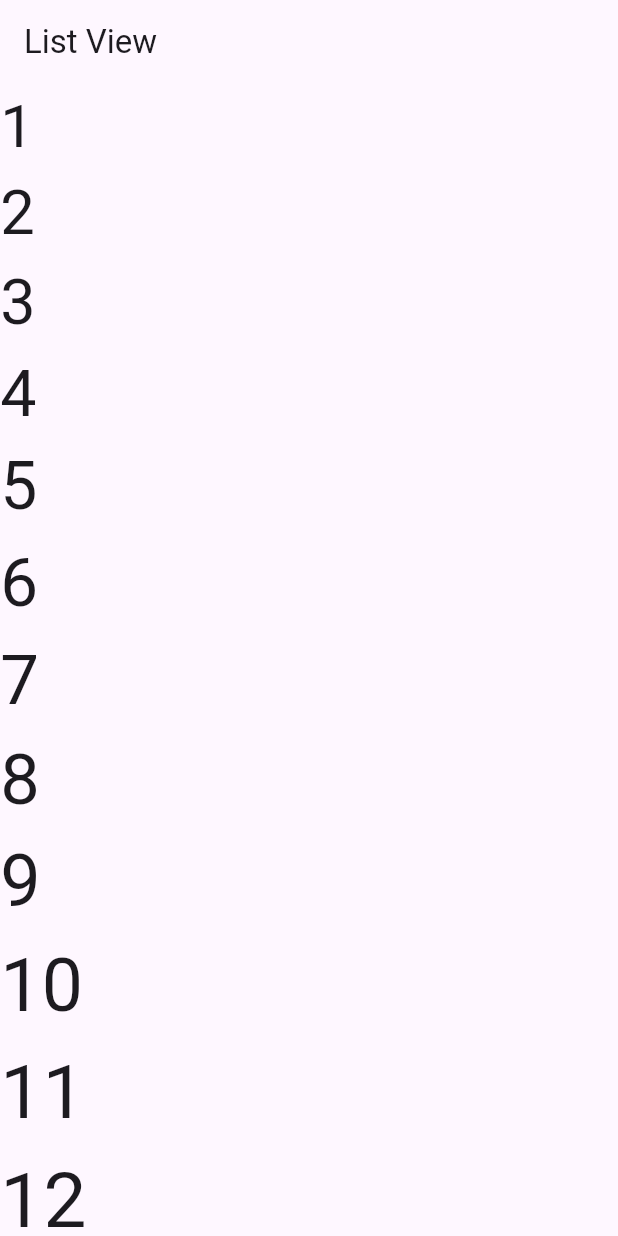
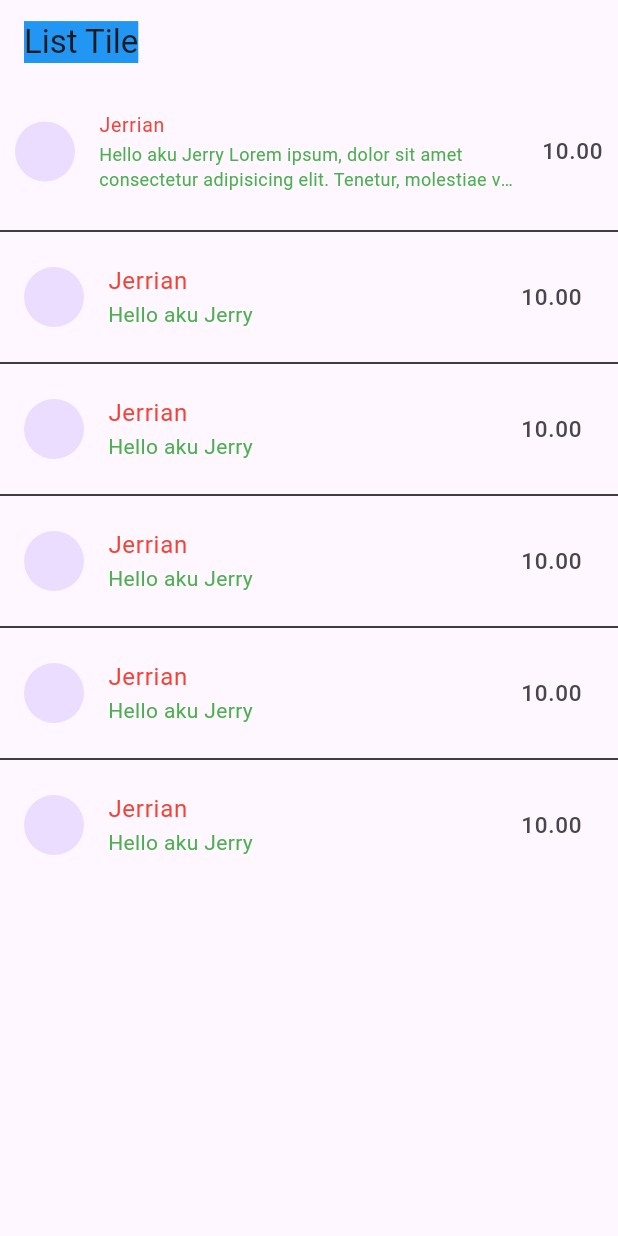
Before and after one commit to Jerrian30/flutterLearn, a Flutter app: the screen it shows after launch, on a phone screen of 412 x 824 dp. Run offline on Flutter 3.47's test engine with Material 3 defaults, Android fonts, the phone set to English and light mode, and no system bars; project files that could hold a hidden picture were left out.

Commit message:
Episode 8

```diff
--- a/lib/main.dart
+++ b/lib/main.dart
@@ -1,39 +1,166 @@
 import 'package:flutter/material.dart';
 
-void main(){
-  runApp( MyApp());
+main(){
+  runApp(const MyApp());
 }
 
 class MyApp extends StatelessWidget {
-  MyApp({super.key});
-  final List<Color>myColor = [
-    Colors.red,
-    Colors.green,
-    Colors.blue,
-    Colors.amber];
-
-final List<Widget> myList = List.generate
-(100,
-(index) => Text(
-    "${index+1}",
-    style: TextStyle(
-      fontSize: 40 + double.parse(index.toString()) ),
-    )
-  );
+  const MyApp({super.key});
 
   @override
   Widget build(BuildContext context) {
-
     return MaterialApp(
       home: Scaffold(
         appBar: AppBar(
-          title: const Text('List View'),
+          title: const Text("List Tile",
+          style: TextStyle(
+            backgroundColor: Colors.blue
+          ),
+          ),
         ),
         body: ListView(
-          children: myList,
-          // scrollDirection: Axis.horizontal,
+           children: const [
+            ListTile(
+              contentPadding: EdgeInsets.symmetric(
+                vertical: 10,
+                horizontal: 10
+              ),
+              title: Text("Jerrian",
+                style: TextStyle(
+                  color: Colors.red
+                )
+              ),
+              subtitle: Text("Hello aku Jerry Lorem ipsum, dolor sit amet consectetur adipisicing elit. Tenetur, molestiae veritatis voluptates a est iusto exercitationem labore reiciendis quos! Maxime quasi illo dicta. Nostrum optio pariatur praesentium, tempore et magni.",
+                maxLines: 2,
+                overflow: TextOverflow.ellipsis,
+                style: TextStyle(
+                  color: Colors.green
+                ),
+              ),
+              leading: CircleAvatar(),
+              trailing: Text("10.00",
+                style: TextStyle(
+                  fontSize: 15
+                ),
+              ),
+              // tileColor: Color.fromARGB(255, 216, 230, 95),
+              dense: true,
+
+
+            ),
+            Divider(
+              color: Colors.black,
+            ),
+            ListTile(
+              title: Text("Jerrian",
+                style: TextStyle(
+                  color: Colors.red
+                )
+              ),
+              subtitle: Text("Hello aku Jerry",
+                style: TextStyle(
+                  color: Colors.green
+                ),
+              ),
+              leading: CircleAvatar(),
+              trailing: Text("10.00",
+                style: TextStyle(
+                  fontSize: 15
+                ),
+              ),
+
+            ),
+            Divider(
+              color : Colors.black
+            ),
+            ListTile(
+              title: Text("Jerrian",
+                style: TextStyle(
+                  color: Colors.red
+                )
+              ),
+              subtitle: Text("Hello aku Jerry",
+                style: TextStyle(
+                  color: Colors.green
+                ),
+              ),
+              leading: CircleAvatar(),
+              trailing: Text("10.00",
+                style: TextStyle(
+                  fontSize: 15
+                ),
+              ),
+
+            ),
+            Divider(
+              color : Colors.black
+            ),
+            ListTile(
+              title: Text("Jerrian",
+                style: TextStyle(
+                  color: Colors.red
+                )
+              ),
+              subtitle: Text("Hello aku Jerry",
+                style: TextStyle(
+                  color: Colors.green
+                ),
+              ),
+              leading: CircleAvatar(),
+              trailing: Text("10.00",
+                style: TextStyle(
+                  fontSize: 15
+                ),
+              ),
+
+            ),
+            Divider(
+              color : Colors.black
+            ),
+            ListTile(
+              title: Text("Jerrian",
+                style: TextStyle(
+                  color: Colors.red
+                )
+              ),
+              subtitle: Text("Hello aku Jerry",
+                style: TextStyle(
+                  color: Colors.green
+                ),
+              ),
+              leading: CircleAvatar(),
+              trailing: Text("10.00",
+                style: TextStyle(
+                  fontSize: 15
+                ),
+              ),
+
+            ),
+            Divider(
+              color : Colors.black
+            ),
+            ListTile(
+              title: Text("Jerrian",
+                style: TextStyle(
+                  color: Colors.red
+                )
+              ),
+              subtitle: Text("Hello aku Jerry",
+                style: TextStyle(
+                  color: Colors.green
+                ),
+              ),
+              leading: CircleAvatar(),
+              trailing: Text("10.00",
+                style: TextStyle(
+                  fontSize: 15
+                ),
+              ),
+
+            ),
+          ],
         ),
-      )
+      ),
     );
   }
 }
```
